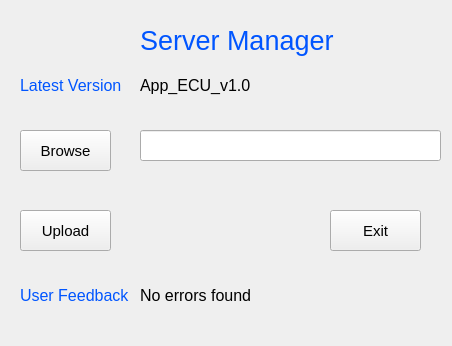
First picture: the form in Server/GUI/App.ui, repository YehiaEhab16/FOTA_Graduation-Project-2022, before the edit.
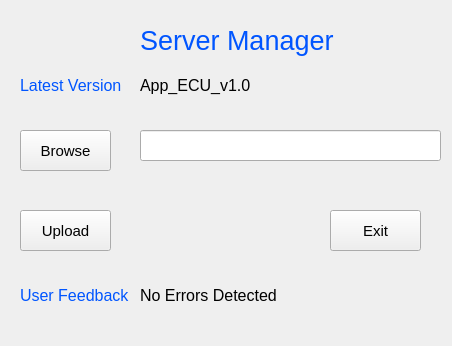
Second picture: the form after the edit. Icons and pictures are not drawn.

Diff of the .ui file:
```diff
--- a/Server/GUI/App.ui
+++ b/Server/GUI/App.ui
@@ -1409,7 +1409,7 @@
     </font>
    </property>
    <property name="text">
-    <string>No errors found</string>
+    <string>No Errors Detected</string>
    </property>
   </widget>
   <widget class="QLabel" name="Label_2">
```
